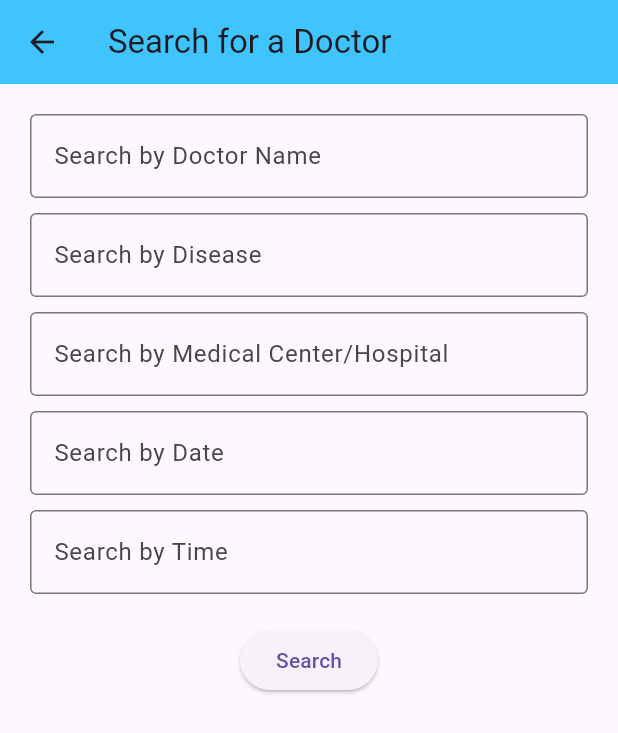
After one commit to Madushansuriyabandara/Mediconnect, a Flutter app: the screen it shows after launch, item 2 of the bottom bar chosen, after a tap on "Search", on a phone screen of 412 x 824 dp. The commit adds this screen. Shown: the top 733 px of the screen. Run offline on Flutter 3.47's test engine with Material 3 defaults, Android fonts, the phone set to English and light mode, and no system bars; our stand-ins replace qr_flutter.

Commit message:
Search a doctor

```diff
--- /dev/null
+++ b/lib/screens/patientScreens/homeScreen/notification.dart
@@ -0,0 +1,10 @@
+import 'package:flutter/material.dart';
+
+class Notifications extends StatelessWidget {
+  const Notifications({super.key});
+
+  @override
+  Widget build(BuildContext context) {
+    return const Placeholder();
+  }
+}
--- /dev/null
+++ b/lib/screens/patientScreens/homeScreen/prescription.dart
@@ -0,0 +1,10 @@
+import 'package:flutter/material.dart';
+
+class Prescriptions extends StatelessWidget {
+  const Prescriptions({super.key});
+
+  @override
+  Widget build(BuildContext context) {
+    return const Placeholder();
+  }
+}
--- /dev/null
+++ b/lib/screens/patientScreens/homeScreen/profile.dart
@@ -0,0 +1,10 @@
+import 'package:flutter/material.dart';
+
+class Profile extends StatelessWidget {
+  const Profile({super.key});
+
+  @override
+  Widget build(BuildContext context) {
+    return const Placeholder();
+  }
+}
--- /dev/null
+++ b/lib/screens/patientScreens/homeScreen/search_a_doctor.dart
@@ -0,0 +1,88 @@
+import 'package:flutter/material.dart';
+
+class SearchDoctor extends StatelessWidget {
+  final TextEditingController doctorNameController = TextEditingController();
+  final TextEditingController diseaseController = TextEditingController();
+  final TextEditingController medicalCenterController = TextEditingController();
+  final TextEditingController dateController = TextEditingController();
+  final TextEditingController timeController = TextEditingController();
+
+  @override
+  Widget build(BuildContext context) {
+    return Scaffold(
+      appBar: AppBar(
+        title: const Text("Search for a Doctor"),
+        backgroundColor: Colors.lightBlueAccent,
+      ),
+      body: Padding(
+        padding: const EdgeInsets.all(20.0),
+        child: Column(
+          crossAxisAlignment: CrossAxisAlignment.start,
+          children: [
+            // Search by Doctor Name
+            TextField(
+              controller: doctorNameController,
+              decoration: const InputDecoration(
+                labelText: 'Search by Doctor Name',
+                border: OutlineInputBorder(),
+              ),
+            ),
+            const SizedBox(height: 10),
+
+            // Search by Disease
+            TextField(
+              controller: diseaseController,
+              decoration: const InputDecoration(
+                labelText: 'Search by Disease',
+                border: OutlineInputBorder(),
+              ),
+            ),
+            const SizedBox(height: 10),
+
+            // Search by Medical Center/Hospital
+            TextField(
+              controller: medicalCenterController,
+              decoration: const InputDecoration(
+                labelText: 'Search by Medical Center/Hospital',
+                border: OutlineInputBorder(),
+              ),
+            ),
+            const SizedBox(height: 10),
+
+            // Search by Date
+            TextField(
+              controller: dateController,
+              decoration: const InputDecoration(
+                labelText: 'Search by Date',
+                border: OutlineInputBorder(),
+              ),
+              keyboardType: TextInputType.datetime,
+            ),
+            const SizedBox(height: 10),
+
+            // Search by Time
+            TextField(
+              controller: timeController,
+              decoration: const InputDecoration(
+                labelText: 'Search by Time',
+                border: OutlineInputBorder(),
+              ),
+              keyboardType: TextInputType.datetime,
+            ),
+            const SizedBox(height: 20),
+
+            // Search Button
+            Center(
+              child: ElevatedButton(
+                onPressed: () {
+                  // Implement search functionality here
+                },
+                child: const Text('Search'),
+              ),
+            ),
+          ],
+        ),
+      ),
+    );
+  }
+}
--- a/lib/themes/bottomNavBar/patientBottomNavBar.dart
+++ b/lib/themes/bottomNavBar/patientBottomNavBar.dart
@@ -1,4 +1,9 @@
 import 'package:flutter/material.dart';
+import 'package:mediconnect/screens/patientScreens/homeScreen/prescription.dart';
+import 'package:mediconnect/screens/patientScreens/homeScreen/home.dart';
+import 'package:mediconnect/screens/patientScreens/homeScreen/notification.dart';
+import 'package:mediconnect/screens/patientScreens/homeScreen/profile.dart';
+import 'package:mediconnect/screens/patientScreens/homeScreen/search_a_doctor.dart';
 
 class PatientBottomNavBar extends StatelessWidget {
   final int currentIndex;
@@ -40,7 +45,40 @@ class PatientBottomNavBar extends StatelessWidget {
         unselectedLabelStyle: const TextStyle(fontSize: 12),
         currentIndex: currentIndex,
         selectedItemColor: const Color.fromRGBO(41, 145, 168, 1),
-      onTap: onTap,
+        onTap: (Index) {
+          onTap(Index);
+          switch (Index) {
+            case 0:
+              Navigator.push(
+                context,
+                MaterialPageRoute(builder: (context) => Prescriptions()),
               );
+              break;
+            case 1:
+              Navigator.push(
+                context,
+                MaterialPageRoute(builder: (context) => SearchDoctor()),
+              );
+              break;
+            case 2:
+              Navigator.push(
+                context,
+                MaterialPageRoute(builder: (context) => HomeScreen()),
+              );
+              break;
+            case 3:
+              Navigator.push(
+                context,
+                MaterialPageRoute(builder: (context) => Notifications()),
+              );
+              break;
+            case 4:
+              Navigator.push(
+                context,
+                MaterialPageRoute(builder: (context) => Profile()),
+              );
+              break;
+          }
+        });
   }
 }
```
Lines whose indentation alone changed are shown as unchanged.
